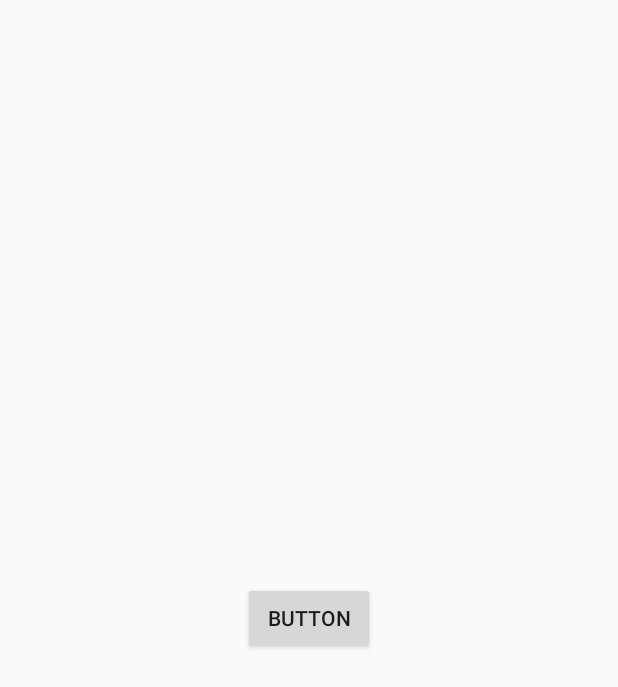
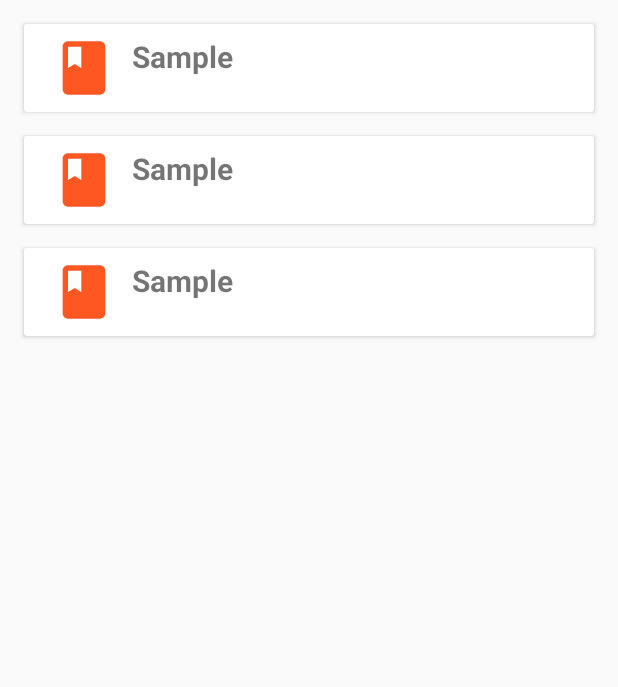
Before and after one commit to brianrizqi/E-Fisika, an Android app: the layout activity_main.xml on its own in the app's theme, with its tools: preview values and no code run, on a phone screen of 412 x 824 dp. Shown: the top 687 px of the screen. Run offline under Robolectric (Android 15) with nearby library versions, the phone set to English and light mode, and no system bars.

```diff
--- a/app/build.gradle
+++ b/app/build.gradle
@@ -25,8 +25,11 @@ dependencies {
     implementation 'com.android.support.constraint:constraint-layout:1.1.3'
     implementation 'com.android.support:design:27.+'
     implementation 'com.folioreader:folioreader:0.4.0'
+    implementation 'com.jakewharton:butterknife:8.8.1'
+    annotationProcessor 'com.jakewharton:butterknife-compiler:8.8.1'
     testImplementation 'junit:junit:4.12'
     androidTestImplementation 'com.android.support.test:runner:1.0.2'
     androidTestImplementation 'com.android.support.test.espresso:espresso-core:3.0.2'
     implementation 'com.android.support:recyclerview-v7:27.1.1'
+    implementation 'com.android.support:cardview-v7:27.1.1'
 }
--- a/app/src/main/AndroidManifest.xml
+++ b/app/src/main/AndroidManifest.xml
@@ -4,7 +4,6 @@
 
     <uses-permission android:name="android.permission.WRITE_EXTERNAL_STORAGE" />
     <uses-permission android:name="android.permission.INTERNET" />
-
 
     <application
         android:allowBackup="true"
@@ -13,14 +12,15 @@
         android:roundIcon="@mipmap/ic_launcher_round"
         android:supportsRtl="true"
         android:theme="@style/AppTheme">
-        <activity android:name=".MainActivity">
+        <activity android:name=".SplashActivity">
             <intent-filter>
                 <action android:name="android.intent.action.MAIN" />
 
                 <category android:name="android.intent.category.LAUNCHER" />
             </intent-filter>
         </activity>
-
+        <activity android:name=".MainActivity">
+        </activity>
         <activity
             android:name="com.folioreader.ui.folio.activity.FolioActivity"
             android:theme="@style/AppTheme.NoActionBar" />
--- /dev/null
+++ b/app/src/main/res/drawable/ic_book_color_24dp.xml
@@ -0,0 +1,5 @@
+<vector android:height="24dp" android:tint="#FF5722"
+    android:viewportHeight="24.0" android:viewportWidth="24.0"
+    android:width="24dp" xmlns:android="http://schemas.android.com/apk/res/android">
+    <path android:fillColor="#FF000000" android:pathData="M18,2H6c-1.1,0 -2,0.9 -2,2v16c0,1.1 0.9,2 2,2h12c1.1,0 2,-0.9 2,-2V4c0,-1.1 -0.9,-2 -2,-2zM6,4h5v8l-2.5,-1.5L6,12V4z"/>
+</vector>
--- a/app/src/main/res/layout/activity_main.xml
+++ b/app/src/main/res/layout/activity_main.xml
@@ -1,19 +1,18 @@
 <?xml version="1.0" encoding="utf-8"?>
-<android.support.constraint.ConstraintLayout xmlns:android="http://schemas.android.com/apk/res/android"
+<RelativeLayout xmlns:android="http://schemas.android.com/apk/res/android"
     xmlns:app="http://schemas.android.com/apk/res-auto"
     xmlns:tools="http://schemas.android.com/tools"
     android:layout_width="match_parent"
     android:layout_height="match_parent"
+    android:padding="@dimen/half"
     tools:context=".MainActivity">
 
-    <Button
-        android:id="@+id/btn"
-        android:layout_width="wrap_content"
-        android:layout_height="wrap_content"
-        android:text="Button"
-        app:layout_constraintBottom_toBottomOf="parent"
-        app:layout_constraintLeft_toLeftOf="parent"
-        app:layout_constraintRight_toRightOf="parent"
-        app:layout_constraintTop_toTopOf="parent" />
+    <android.support.v7.widget.RecyclerView
+        android:id="@+id/rv_books"
+        android:layout_width="match_parent"
+        android:layout_height="match_parent"
+        tools:listitem="@layout/book_item">
 
-</android.support.constraint.ConstraintLayout>
+    </android.support.v7.widget.RecyclerView>
+
+</RelativeLayout>
--- /dev/null
+++ b/app/src/main/res/layout/book_item.xml
@@ -0,0 +1,34 @@
+<?xml version="1.0" encoding="utf-8"?>
+<RelativeLayout xmlns:android="http://schemas.android.com/apk/res/android"
+    android:layout_width="match_parent"
+    android:layout_height="wrap_content"
+    xmlns:tools="http://schemas.android.com/tools">
+
+    <android.support.v7.widget.CardView
+        android:layout_width="match_parent"
+        android:layout_height="wrap_content"
+        android:layout_margin="@dimen/half">
+
+        <RelativeLayout
+            android:layout_width="match_parent"
+            android:layout_height="match_parent"
+            android:padding="@dimen/activity_horizontal_margin">
+            <ImageView
+                android:id="@+id/book_icon"
+                android:layout_width="64dp"
+                android:layout_height="64px"
+                android:src="@drawable/ic_book_color_24dp"/>
+
+            <TextView
+                android:layout_toEndOf="@id/book_icon"
+                android:layout_toRightOf="@id/book_icon"
+                android:id="@+id/tv_book"
+                tools:text="Sample"
+                android:textStyle="bold"
+                android:textSize="20sp"
+                android:layout_width="wrap_content"
+                android:layout_height="wrap_content" />
+        </RelativeLayout>
+    </android.support.v7.widget.CardView>
+
+</RelativeLayout>
--- a/app/src/main/res/values/colors.xml
+++ b/app/src/main/res/values/colors.xml
@@ -1,6 +1,6 @@
 <?xml version="1.0" encoding="utf-8"?>
 <resources>
-    <color name="colorPrimary">#008577</color>
-    <color name="colorPrimaryDark">#00574B</color>
-    <color name="colorAccent">#D81B60</color>
+    <color name="colorPrimary">#c5e1a5</color>
+    <color name="colorPrimaryDark">#94af76</color>
+    <color name="colorAccent">#8d6e63</color>
 </resources>
--- /dev/null
+++ b/app/src/main/res/values/dimens.xml
@@ -0,0 +1,4 @@
+<?xml version="1.0" encoding="utf-8"?>
+<resources>
+    <dimen name="half">8dp</dimen>
+</resources>
--- /dev/null
+++ b/app/src/main/res/values/ids.xml
@@ -0,0 +1,4 @@
+<?xml version="1.0" encoding="utf-8"?>
+<resources>
+    <item name="item_click_support" type="id"/>
+</resources>
--- a/app/src/main/res/values/strings.xml
+++ b/app/src/main/res/values/strings.xml
@@ -1,3 +1,4 @@
 <resources>
     <string name="app_name">E-Fisika</string>
+    <string name="is_first_run">first_run</string>
 </resources>
--- a/app/src/main/res/values/styles.xml
+++ b/app/src/main/res/values/styles.xml
@@ -1,7 +1,7 @@
 <resources>
 
     <!-- Base application theme. -->
-    <style name="AppTheme" parent="Theme.AppCompat.Light.DarkActionBar">
+    <style name="AppTheme" parent="Theme.AppCompat.Light.NoActionBar">
         <!-- Customize your theme here. -->
         <item name="colorPrimary">@color/colorPrimary</item>
         <item name="colorPrimaryDark">@color/colorPrimaryDark</item>
```
Also changed, not shown: app/src/main/java/com/blue/miqdad/e_fisika/Adapters/ListBookAdapter.java (added, +59 -0 lines), app/src/main/java/com/blue/miqdad/e_fisika/DB/BookHelper.java (+6 -2 lines), app/src/main/java/com/blue/miqdad/e_fisika/DB/DatabaseGenerator.java (+17 -1 lines), app/src/main/java/com/blue/miqdad/e_fisika/MainActivity.java (+32 -6 lines), app/src/main/java/com/blue/miqdad/e_fisika/Models/AppPreference.java (added, +29 -0 lines), app/src/main/java/com/blue/miqdad/e_fisika/Models/ItemClickSupport.java (added, +89 -0 lines), app/src/main/java/com/blue/miqdad/e_fisika/SplashActivity.java (added, +93 -0 lines), app/src/main/res/layout/activity_splash.xml (added, +9 -0 lines).
